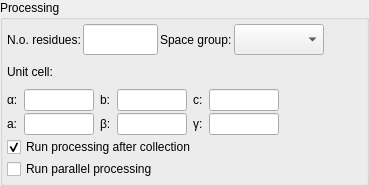
The window that BlissFramework/Bricks/widgets/ui_files/Qt4_processing_widget_vertical_layout.ui (mxcube/mxcubeqt) describes before a commit, drawn with Qt 5.
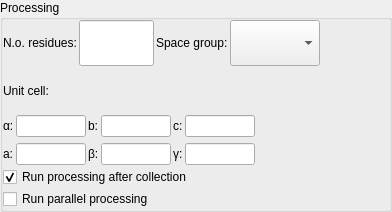
The same window after the commit.

```diff
--- a/BlissFramework/Bricks/widgets/ui_files/Qt4_processing_widget_vertical_layout.ui
+++ b/BlissFramework/Bricks/widgets/ui_files/Qt4_processing_widget_vertical_layout.ui
@@ -6,8 +6,8 @@
    <rect>
     <x>0</x>
     <y>0</y>
-    <width>369</width>
-    <height>186</height>
+    <width>392</width>
+    <height>212</height>
    </rect>
   </property>
   <property name="sizePolicy">
@@ -36,7 +36,7 @@
        <number>0</number>
       </property>
       <property name="margin">
-       <number>4</number>
+       <number>0</number>
       </property>
       <item>
        <layout class="QVBoxLayout" name="verticalLayout_7">
@@ -135,29 +135,11 @@
          </widget>
         </item>
         <item>
-         <layout class="QHBoxLayout">
-          <item>
-           <layout class="QVBoxLayout" name="verticalLayout">
-            <property name="spacing">
+         <layout class="QGridLayout" name="gridLayout">
+          <property name="horizontalSpacing">
              <number>2</number>
             </property>
-            <property name="leftMargin">
-             <number>0</number>
-            </property>
-            <property name="rightMargin">
-             <number>0</number>
-            </property>
-            <item>
-             <widget class="QLabel" name="alpha_label">
-              <property name="text">
-               <string>α:</string>
-              </property>
-              <property name="wordWrap">
-               <bool>false</bool>
-              </property>
-             </widget>
-            </item>
-            <item>
+          <item row="3" column="0">
              <widget class="QLabel" name="a_label">
               <property name="text">
                <string>a:</string>
@@ -167,20 +149,59 @@
               </property>
              </widget>
             </item>
-           </layout>
+          <item row="3" column="3">
+           <widget class="QLineEdit" name="beta_ledit">
+            <property name="minimumSize">
+             <size>
+              <width>70</width>
+              <height>0</height>
+             </size>
+            </property>
+            <property name="maximumSize">
+             <size>
+              <width>35</width>
+              <height>32767</height>
+             </size>
+            </property>
+           </widget>
           </item>
-          <item>
-           <layout class="QVBoxLayout" name="verticalLayout_2">
-            <property name="spacing">
-             <number>2</number>
+          <item row="0" column="3">
+           <widget class="QLineEdit" name="b_ledit">
+            <property name="minimumSize">
+             <size>
+              <width>70</width>
+              <height>0</height>
+             </size>
             </property>
-            <property name="sizeConstraint">
-             <enum>QLayout::SetDefaultConstraint</enum>
+            <property name="maximumSize">
+             <size>
+              <width>35</width>
+              <height>32767</height>
+             </size>
             </property>
-            <property name="leftMargin">
-             <number>0</number>
+           </widget>
+          </item>
+          <item row="0" column="0">
+           <widget class="QLabel" name="alpha_label">
+            <property name="text">
+             <string>α:</string>
             </property>
-            <item>
+            <property name="wordWrap">
+             <bool>false</bool>
+            </property>
+           </widget>
+          </item>
+          <item row="0" column="4">
+           <widget class="QLabel" name="c_label">
+            <property name="text">
+             <string>c:</string>
+            </property>
+            <property name="wordWrap">
+             <bool>false</bool>
+            </property>
+           </widget>
+          </item>
+          <item row="0" column="1">
              <widget class="QLineEdit" name="a_ledit">
               <property name="minimumSize">
                <size>
@@ -202,46 +223,7 @@
               </property>
              </widget>
             </item>
-            <item>
-             <widget class="QLineEdit" name="alpha_ledit">
-              <property name="minimumSize">
-               <size>
-                <width>70</width>
-                <height>0</height>
-               </size>
-              </property>
-              <property name="maximumSize">
-               <size>
-                <width>35</width>
-                <height>32767</height>
-               </size>
-              </property>
-             </widget>
-            </item>
-           </layout>
-          </item>
-          <item>
-           <layout class="QVBoxLayout" name="verticalLayout_3">
-            <property name="spacing">
-             <number>2</number>
-            </property>
-            <property name="leftMargin">
-             <number>0</number>
-            </property>
-            <property name="rightMargin">
-             <number>0</number>
-            </property>
-            <item>
-             <widget class="QLabel" name="b_label">
-              <property name="text">
-               <string>b:</string>
-              </property>
-              <property name="wordWrap">
-               <bool>false</bool>
-              </property>
-             </widget>
-            </item>
-            <item>
+          <item row="3" column="2">
              <widget class="QLabel" name="beta_label">
               <property name="text">
                <string>β:</string>
@@ -251,72 +233,33 @@
               </property>
              </widget>
             </item>
-           </layout>
-          </item>
-          <item>
-           <layout class="QVBoxLayout" name="verticalLayout_4">
-            <property name="spacing">
-             <number>2</number>
-            </property>
-            <property name="leftMargin">
-             <number>0</number>
-            </property>
-            <item>
-             <widget class="QLineEdit" name="b_ledit">
-              <property name="minimumSize">
-               <size>
-                <width>70</width>
-                <height>0</height>
-               </size>
-              </property>
-              <property name="maximumSize">
-               <size>
-                <width>35</width>
-                <height>32767</height>
-               </size>
-              </property>
-             </widget>
-            </item>
-            <item>
-             <widget class="QLineEdit" name="beta_ledit">
-              <property name="minimumSize">
-               <size>
-                <width>70</width>
-                <height>0</height>
-               </size>
-              </property>
-              <property name="maximumSize">
-               <size>
-                <width>35</width>
-                <height>32767</height>
-               </size>
-              </property>
-             </widget>
-            </item>
-           </layout>
-          </item>
-          <item>
-           <layout class="QVBoxLayout" name="verticalLayout_5">
-            <property name="spacing">
-             <number>2</number>
-            </property>
-            <property name="leftMargin">
-             <number>0</number>
-            </property>
-            <property name="rightMargin">
-             <number>0</number>
-            </property>
-            <item>
-             <widget class="QLabel" name="c_label">
+          <item row="0" column="2">
+           <widget class="QLabel" name="b_label">
               <property name="text">
-               <string>c:</string>
+             <string>b:</string>
               </property>
               <property name="wordWrap">
                <bool>false</bool>
               </property>
              </widget>
             </item>
-            <item>
+          <item row="3" column="1">
+           <widget class="QLineEdit" name="alpha_ledit">
+            <property name="minimumSize">
+             <size>
+              <width>70</width>
+              <height>0</height>
+             </size>
+            </property>
+            <property name="maximumSize">
+             <size>
+              <width>35</width>
+              <height>32767</height>
+             </size>
+            </property>
+           </widget>
+          </item>
+          <item row="3" column="4">
              <widget class="QLabel" name="gamma_label">
               <property name="text">
                <string>γ:</string>
@@ -326,17 +269,7 @@
               </property>
              </widget>
             </item>
-           </layout>
-          </item>
-          <item>
-           <layout class="QVBoxLayout" name="verticalLayout_6">
-            <property name="spacing">
-             <number>2</number>
-            </property>
-            <property name="leftMargin">
-             <number>0</number>
-            </property>
-            <item>
+          <item row="0" column="5">
              <widget class="QLineEdit" name="c_ledit">
               <property name="minimumSize">
                <size>
@@ -352,7 +285,7 @@
               </property>
              </widget>
             </item>
-            <item>
+          <item row="3" column="5">
              <widget class="QLineEdit" name="gamma_ledit">
               <property name="minimumSize">
                <size>
@@ -368,19 +301,27 @@
               </property>
              </widget>
             </item>
-           </layout>
+          <item row="0" column="6">
+           <spacer name="horizontalSpacer_2">
+            <property name="orientation">
+             <enum>Qt::Horizontal</enum>
+            </property>
+            <property name="sizeHint" stdset="0">
+             <size>
+              <width>40</width>
+              <height>20</height>
+             </size>
+            </property>
+           </spacer>
           </item>
-          <item>
-           <spacer name="unit_cell_layout">
+          <item row="3" column="6">
+           <spacer name="horizontalSpacer_3">
             <property name="orientation">
              <enum>Qt::Horizontal</enum>
             </property>
-            <property name="sizeType">
-             <enum>QSizePolicy::Expanding</enum>
-            </property>
             <property name="sizeHint" stdset="0">
              <size>
-              <width>16</width>
+              <width>40</width>
               <height>20</height>
              </size>
             </property>
@@ -390,6 +331,12 @@
         </item>
         <item>
          <widget class="QCheckBox" name="run_processing_after_cbox">
+          <property name="maximumSize">
+           <size>
+            <width>250</width>
+            <height>16777215</height>
+           </size>
+          </property>
           <property name="text">
            <string>Run processing after collection</string>
           </property>
@@ -406,6 +353,12 @@
           <property name="enabled">
            <bool>true</bool>
           </property>
+          <property name="maximumSize">
+           <size>
+            <width>250</width>
+            <height>16777215</height>
+           </size>
+          </property>
           <property name="text">
            <string>Run parallel processing</string>
           </property>
```
Lines whose indentation alone changed are shown as unchanged.
